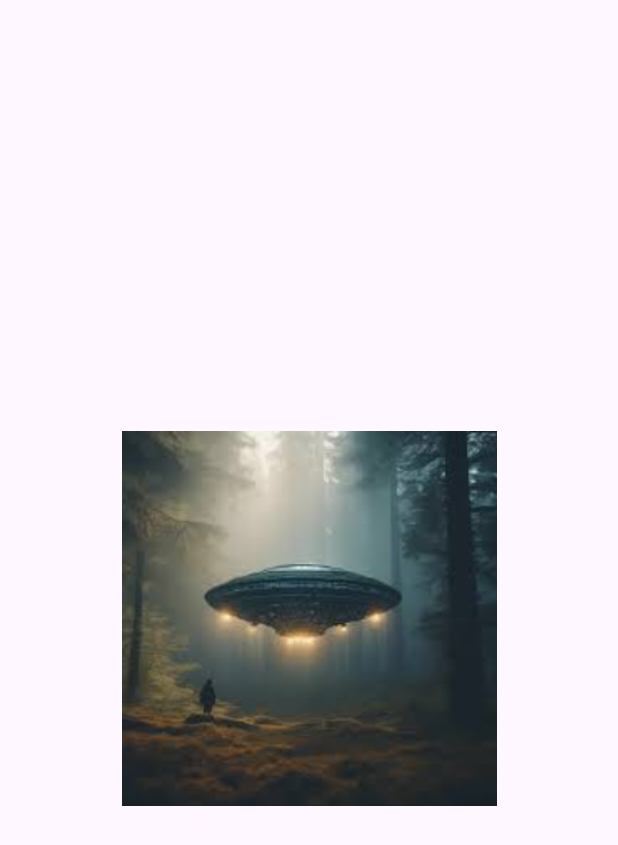
After one commit to MansurovKarim/HW_3android, an Android app: the MainActivity3 screen opened directly, with no data from a screen before it, on a phone screen of 412 x 824 dp. The commit adds this screen. Shown: the top 845 px of the screen. Run offline under Robolectric (Android 15) with nearby library versions, the phone set to English and light mode, and no system bars.

Commit message:
add 5-homeWork

```diff
--- /dev/null
+++ b/app/src/main/java/com/example/hw_3android/MainActivity3.java
@@ -0,0 +1,37 @@
+package com.example.hw_3android;
+
+import android.content.Intent;
+import android.os.Bundle;
+import android.view.View;
+import android.widget.Button;
+import android.widget.ImageButton;
+import android.widget.ImageView;
+
+import androidx.activity.EdgeToEdge;
+import androidx.appcompat.app.AppCompatActivity;
+import androidx.core.graphics.Insets;
+import androidx.core.view.ViewCompat;
+import androidx.core.view.WindowInsetsCompat;
+
+import com.bumptech.glide.Glide;
+
+public class MainActivity3 extends AppCompatActivity {
+
+
+    @Override
+    protected void onCreate(Bundle savedInstanceState) {
+        super.onCreate(savedInstanceState);
+        EdgeToEdge.enable(this);
+        setContentView(R.layout.activity_main3);
+        ViewCompat.setOnApplyWindowInsetsListener(findViewById(R.id.main), (v, insets) -> {
+            Insets systemBars = insets.getInsets(WindowInsetsCompat.Type.systemBars());
+            v.setPadding(systemBars.left, systemBars.top, systemBars.right, systemBars.bottom);
+            return insets;
+        });
+        ImageView imageView = findViewById(R.id.image_ufo);
+        imageView.setOnClickListener(v -> {
+            Intent intent = new Intent(MainActivity3.this,MapsActivity.class);
+            startActivity(intent);
+        });
+    }
+}
--- /dev/null
+++ b/app/src/main/res/layout/activity_main3.xml
@@ -0,0 +1,20 @@
+<?xml version="1.0" encoding="utf-8"?>
+<androidx.constraintlayout.widget.ConstraintLayout xmlns:android="http://schemas.android.com/apk/res/android"
+    xmlns:app="http://schemas.android.com/apk/res-auto"
+    xmlns:tools="http://schemas.android.com/tools"
+    android:id="@+id/main"
+    android:layout_width="match_parent"
+    android:layout_height="match_parent"
+    tools:context=".MainActivity3">
+
+    <ImageView
+        android:src="@drawable/ufo"
+        android:id="@+id/image_ufo"
+        app:layout_constraintStart_toStartOf="parent"
+        app:layout_constraintEnd_toEndOf="parent"
+        app:layout_constraintBottom_toBottomOf="parent"
+        app:layout_constraintTop_toTopOf="parent"
+        android:layout_width="250dp"
+        android:layout_height="250dp"/>
+
+</androidx.constraintlayout.widget.ConstraintLayout>
--- a/app/src/main/res/values/strings.xml
+++ b/app/src/main/res/values/strings.xml
@@ -1,3 +1,4 @@
 <resources>
     <string name="app_name">HW_3 android</string>
+    <string name="title_activity_maps">MapsActivity</string>
 </resources>
--- a/build.gradle
+++ b/build.gradle
@@ -1,4 +1,5 @@
 // Top-level build file where you can add configuration options common to all sub-projects/modules.
 plugins {
 alias(libs.plugins.android.application) apply false
+    alias(libs.plugins.google.android.libraries.mapsplatform.secrets.gradle.plugin) apply false
 }
--- a/gradle/libs.versions.toml
+++ b/gradle/libs.versions.toml
@@ -1,5 +1,6 @@
 [versions]
 agp = "8.7.3"
+glide = "4.16.0"
 junit = "4.13.2"
 junitVersion = "1.2.1"
 espressoCore = "3.6.1"
@@ -7,8 +8,11 @@ appcompat = "1.7.0"
 material = "1.12.0"
 activity = "1.9.3"
 constraintlayout = "2.2.0"
+googleAndroidLibrariesMapsplatformSecretsGradlePlugin = "2.0.1"
+playServicesMaps = "19.0.0"
 
 [libraries]
+glide = { module = "com.github.bumptech.glide:glide", version.ref = "glide" }
 junit = { group = "junit", name = "junit", version.ref = "junit" }
 ext-junit = { group = "androidx.test.ext", name = "junit", version.ref = "junitVersion" }
 espresso-core = { group = "androidx.test.espresso", name = "espresso-core", version.ref = "espressoCore" }
@@ -16,6 +20,8 @@ appcompat = { group = "androidx.appcompat", name = "appcompat", version.ref = "a
 material = { group = "com.google.android.material", name = "material", version.ref = "material" }
 activity = { group = "androidx.activity", name = "activity", version.ref = "activity" }
 constraintlayout = { group = "androidx.constraintlayout", name = "constraintlayout", version.ref = "constraintlayout" }
+play-services-maps = { group = "com.google.android.gms", name = "play-services-maps", version.ref = "playServicesMaps" }
 
 [plugins]
 android-application = { id = "com.android.application", version.ref = "agp" }
+google-android-libraries-mapsplatform-secrets-gradle-plugin = { id = "com.google.android.libraries.mapsplatform.secrets-gradle-plugin", version.ref = "googleAndroidLibrariesMapsplatformSecretsGradlePlugin" }
```
Also changed, not shown: app/build.gradle (+6 -1 lines), app/src/main/AndroidManifest.xml (+27 -0 lines), app/src/main/java/com/example/hw_3android/MainActivity2.java (+13 -0 lines), app/src/main/java/com/example/hw_3android/MapsActivity.java (added, +82 -0 lines), app/src/main/res/layout/activity_maps.xml (added, +10 -0 lines), app/src/main/res/drawable/ufo.jpeg (added).
